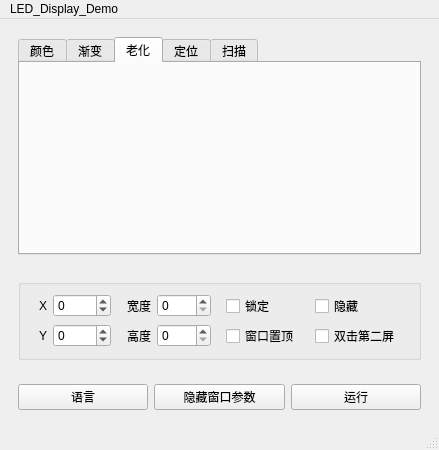
Above: LED_Display_Demo/LED_Display_Demo/mainwindow.ui from Limitlloss/QT_Study before the change. Below: the same form after it.
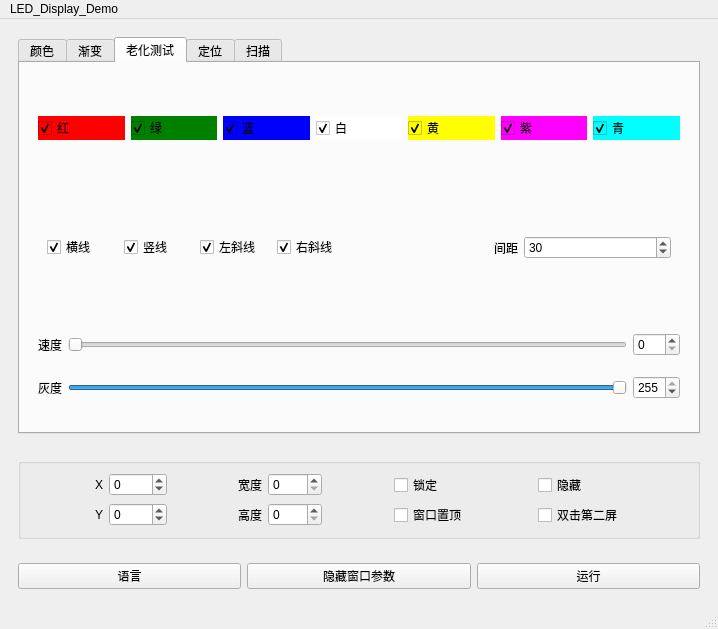
That is the form after the change. The open tabs and pages were chosen to show the change.

What changed in the file:
```diff
--- a/LED_Display_Demo/LED_Display_Demo/mainwindow.ui
+++ b/LED_Display_Demo/LED_Display_Demo/mainwindow.ui
@@ -6,8 +6,8 @@
    <rect>
     <x>0</x>
     <y>0</y>
-    <width>439</width>
-    <height>450</height>
+    <width>718</width>
+    <height>629</height>
    </rect>
   </property>
   <property name="windowTitle">
@@ -322,8 +322,260 @@
          </widget>
          <widget class="QWidget" name="tab_3">
           <attribute name="title">
-           <string>老化</string>
+           <string>老化测试</string>
           </attribute>
+          <layout class="QVBoxLayout" name="verticalLayout_3">
+           <item>
+            <widget class="QWidget" name="widget_7" native="true">
+             <layout class="QHBoxLayout" name="horizontalLayout_3">
+              <item>
+               <widget class="QCheckBox" name="checkBox_aging_red">
+                <property name="styleSheet">
+                 <string notr="true">QCheckBox {
+    background-color: red;
+}
+</string>
+                </property>
+                <property name="text">
+                 <string>红</string>
+                </property>
+                <property name="checked">
+                 <bool>true</bool>
+                </property>
+               </widget>
+              </item>
+              <item>
+               <widget class="QCheckBox" name="checkBox_aging_green">
+                <property name="styleSheet">
+                 <string notr="true">QCheckBox {
+    background-color: green;
+}
+</string>
+                </property>
+                <property name="text">
+                 <string>绿</string>
+                </property>
+                <property name="checked">
+                 <bool>true</bool>
+                </property>
+               </widget>
+              </item>
+              <item>
+               <widget class="QCheckBox" name="checkBox_aging_blue">
+                <property name="styleSheet">
+                 <string notr="true">QCheckBox {
+    background-color: blue
+;
+}
+</string>
+                </property>
+                <property name="text">
+                 <string>蓝</string>
+                </property>
+                <property name="checked">
+                 <bool>true</bool>
+                </property>
+               </widget>
+              </item>
+              <item>
+               <widget class="QCheckBox" name="checkBox_white">
+                <property name="styleSheet">
+                 <string notr="true">QCheckBox {
+    background-color: white;
+}
+</string>
+                </property>
+                <property name="text">
+                 <string>白</string>
+                </property>
+                <property name="checked">
+                 <bool>true</bool>
+                </property>
+               </widget>
+              </item>
+              <item>
+               <widget class="QCheckBox" name="checkBox_yellow">
+                <property name="styleSheet">
+                 <string notr="true">QCheckBox {
+    background-color: yellow;
+}
+</string>
+                </property>
+                <property name="text">
+                 <string>黄</string>
+                </property>
+                <property name="checked">
+                 <bool>true</bool>
+                </property>
+               </widget>
+              </item>
+              <item>
+               <widget class="QCheckBox" name="checkBox_purple">
+                <property name="styleSheet">
+                 <string notr="true">QCheckBox {
+    background-color: magenta;
+}
+</string>
+                </property>
+                <property name="text">
+                 <string>紫</string>
+                </property>
+                <property name="checked">
+                 <bool>true</bool>
+                </property>
+               </widget>
+              </item>
+              <item>
+               <widget class="QCheckBox" name="checkBox_cyan">
+                <property name="styleSheet">
+                 <string notr="true">QCheckBox {
+    background-color: cyan;
+}
+</string>
+                </property>
+                <property name="text">
+                 <string>青</string>
+                </property>
+                <property name="checked">
+                 <bool>true</bool>
+                </property>
+               </widget>
+              </item>
+             </layout>
+            </widget>
+           </item>
+           <item>
+            <widget class="QWidget" name="widget_9" native="true">
+             <layout class="QHBoxLayout" name="horizontalLayout_4">
+              <item>
+               <widget class="QWidget" name="widget_8" native="true">
+                <layout class="QHBoxLayout" name="horizontalLayout_5">
+                 <item>
+                  <widget class="QCheckBox" name="checkBox_HorizontalLine">
+                   <property name="text">
+                    <string>横线</string>
+                   </property>
+                   <property name="checked">
+                    <bool>true</bool>
+                   </property>
+                  </widget>
+                 </item>
+                 <item>
+                  <widget class="QCheckBox" name="checkBox_VerticalLine">
+                   <property name="text">
+                    <string>竖线</string>
+                   </property>
+                   <property name="checked">
+                    <bool>true</bool>
+                   </property>
+                  </widget>
+                 </item>
+                 <item>
+                  <widget class="QCheckBox" name="checkBox_DiagonalLeftLine">
+                   <property name="text">
+                    <string>左斜线</string>
+                   </property>
+                   <property name="checked">
+                    <bool>true</bool>
+                   </property>
+                  </widget>
+                 </item>
+                 <item>
+                  <widget class="QCheckBox" name="checkBox_DiagonalRightLine">
+                   <property name="text">
+                    <string>右斜线</string>
+                   </property>
+                   <property name="checked">
+                    <bool>true</bool>
+                   </property>
+                  </widget>
+                 </item>
+                </layout>
+               </widget>
+              </item>
+              <item>
+               <widget class="QWidget" name="widget_11" native="true">
+                <layout class="QHBoxLayout" name="horizontalLayout_6">
+                 <item>
+                  <widget class="QLabel" name="label">
+                   <property name="layoutDirection">
+                    <enum>Qt::LayoutDirection::RightToLeft</enum>
+                   </property>
+                   <property name="text">
+                    <string>间距</string>
+                   </property>
+                   <property name="alignment">
+                    <set>Qt::AlignmentFlag::AlignRight|Qt::AlignmentFlag::AlignTrailing|Qt::AlignmentFlag::AlignVCenter</set>
+                   </property>
+                  </widget>
+                 </item>
+                 <item>
+                  <widget class="QSpinBox" name="spinBox_LineSpacing">
+                   <property name="value">
+                    <number>30</number>
+                   </property>
+                  </widget>
+                 </item>
+                </layout>
+               </widget>
+              </item>
+             </layout>
+            </widget>
+           </item>
+           <item>
+            <widget class="QWidget" name="widget_10" native="true">
+             <layout class="QGridLayout" name="gridLayout_5">
+              <item row="3" column="1">
+               <widget class="QSlider" name="horizontalSlider_aging_brightness">
+                <property name="maximum">
+                 <number>255</number>
+                </property>
+                <property name="value">
+                 <number>255</number>
+                </property>
+                <property name="orientation">
+                 <enum>Qt::Orientation::Horizontal</enum>
+                </property>
+               </widget>
+              </item>
+              <item row="1" column="2">
+               <widget class="QSpinBox" name="spinBox_speed_2"/>
+              </item>
+              <item row="3" column="0">
+               <widget class="QLabel" name="label_8">
+                <property name="text">
+                 <string>灰度</string>
+                </property>
+               </widget>
+              </item>
+              <item row="1" column="0">
+               <widget class="QLabel" name="label_7">
+                <property name="text">
+                 <string>速度</string>
+                </property>
+               </widget>
+              </item>
+              <item row="3" column="2">
+               <widget class="QSpinBox" name="spinBox_brightness_2">
+                <property name="maximum">
+                 <number>255</number>
+                </property>
+                <property name="value">
+                 <number>255</number>
+                </property>
+               </widget>
+              </item>
+              <item row="1" column="1">
+               <widget class="QSlider" name="horizontalSlider_aging_speed">
+                <property name="orientation">
+                 <enum>Qt::Orientation::Horizontal</enum>
+                </property>
+               </widget>
+              </item>
+             </layout>
+            </widget>
+           </item>
+          </layout>
          </widget>
          <widget class="QWidget" name="tab_4">
           <attribute name="title">
@@ -544,8 +796,8 @@
     <rect>
      <x>0</x>
      <y>0</y>
-     <width>439</width>
-     <height>21</height>
+     <width>718</width>
+     <height>25</height>
     </rect>
    </property>
    <widget class="QMenu" name="menuLED_Display_Demo">
```
Left out of the diff: 2 changed lines with no effect on the pictures.
